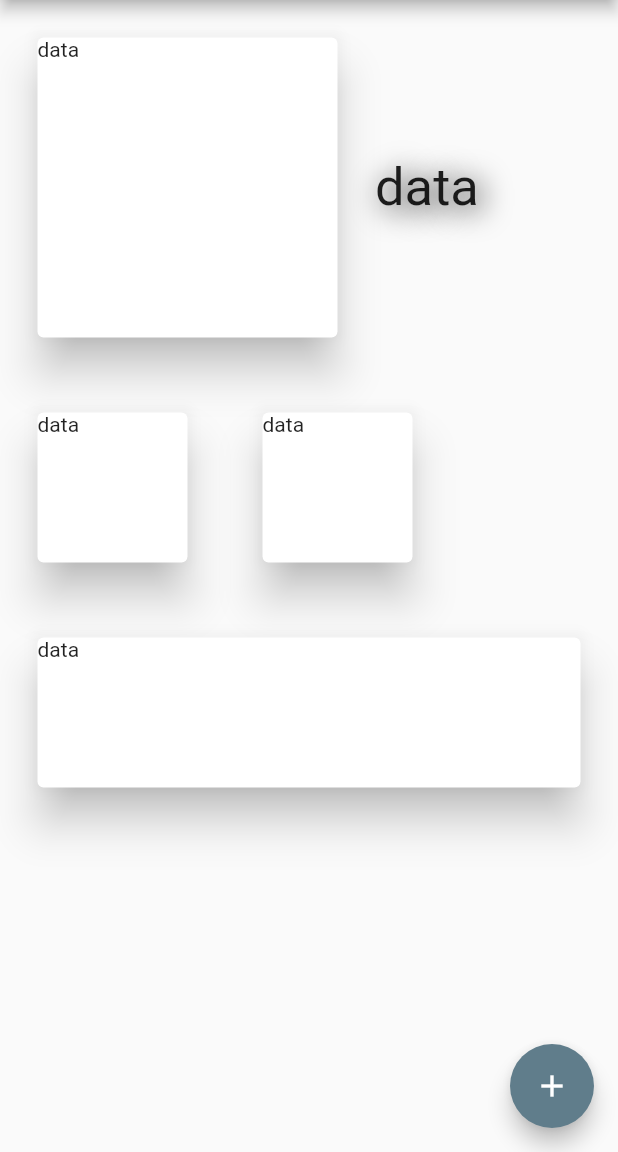
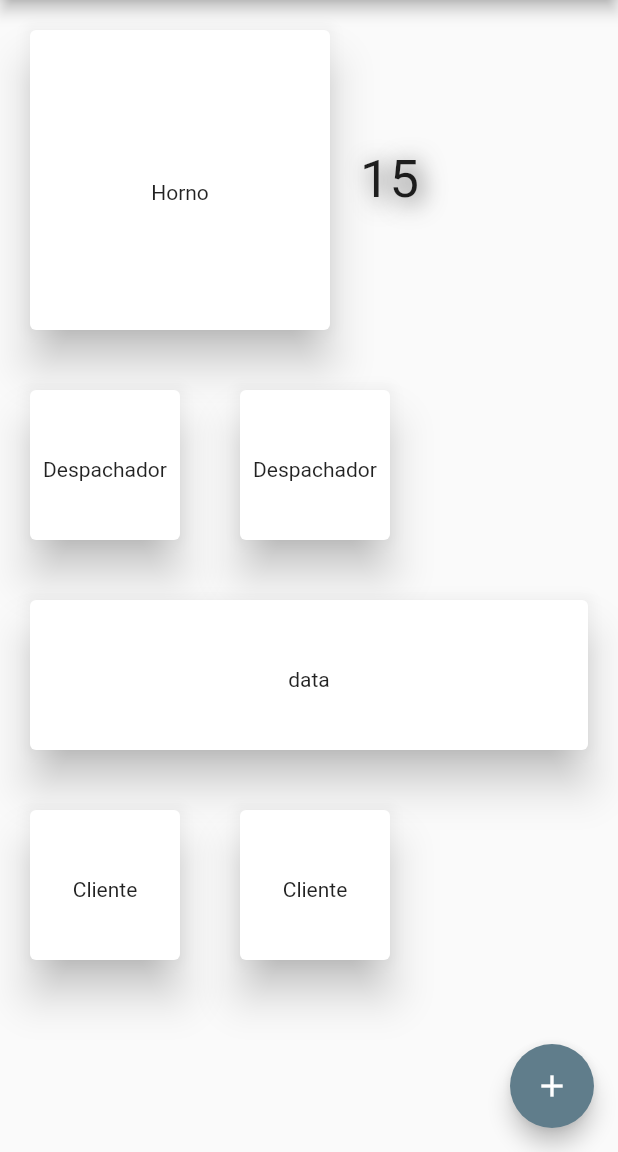
Before and after one commit to Manuel098/pastes, a Flutter app: the screen it shows after launch, on a phone screen of 412 x 824 dp, the part 84-1236 px from its top. Run offline on Flutter 3.47's test engine with Material 2 defaults, Android fonts, the light colour scheme and no system bars.

Commit message:
Structure commit

```diff
--- /dev/null
+++ b/lib/horno.dart
@@ -0,0 +1,19 @@
+class Horno{
+  int _pastes=15;
+  bool _valid = true;
+
+  set setPaste(int number) {
+    _pastes <= 0?makePastes():_pastes = number;
+  }
+  set setValid(bool value){
+    _valid = value;
+  }
+
+  int get getPaste => _pastes;
+  bool get getValid => _valid;
+
+
+  makePastes(){
+    _pastes = 14;
+  }
+}
--- a/lib/main.dart
+++ b/lib/main.dart
@@ -1,5 +1,7 @@
+import 'dart:async';
 import 'package:flutter/material.dart';
-import 'runProyect.dart';
+
+import 'horno.dart';
 
 void main() => runApp(MyApp());
 
@@ -28,6 +30,8 @@ class MyHomePage extends StatefulWidget {
 }
 
 class _MyHomePageState extends State<MyHomePage> {
+  final horno = Horno();
+
   @override
   Scaffold build(BuildContext context) {
     return Scaffold(
@@ -40,20 +44,22 @@ class _MyHomePageState extends State<MyHomePage> {
             children: <Widget>[
               Card(
                 elevation: 12,
-                margin: EdgeInsets.all(25),
+                margin: EdgeInsets.all(20),
                 child: Container(
+                  padding: new EdgeInsets.only(top: 100.0),
                   width: 200,
                   height: 200,
-                  child: Text('data'),
+                  child: Text('Horno',textAlign: TextAlign.center,),
                 )
               ),
-              Text('data',style: TextStyle(
+              Text(horno.getPaste.toString(), textAlign: TextAlign.center,
+                style: TextStyle(
                   fontSize: 35,
                   shadows:  <Shadow>[
                     Shadow(
                       offset: Offset(3.0, 3.0),
-                    blurRadius: 25,
-                    color: Color.fromARGB(255, 0, 0, 0),
+                      blurRadius: 20,
+                      color: Color.fromARGB(205, 0, 0, 0),
                     ),
                   ],
                 ),)
@@ -63,39 +69,77 @@ class _MyHomePageState extends State<MyHomePage> {
             children: <Widget>[
               Card(
                   elevation: 12,
-                  margin: EdgeInsets.all(25),
+                  margin: EdgeInsets.all(20),
                   child: Container(
+                    padding: new EdgeInsets.only(top: 45.0),
                     width: 100,
                     height: 100,
-                    child: Text('data'),
+                    child: Text('Despachador', textAlign: TextAlign.center),
                   )
                 ),
                 Card(
                   elevation: 12,
-                  margin: EdgeInsets.all(25),
+                  margin: EdgeInsets.all(20),
                   child: Container(
+                    padding: new EdgeInsets.only(top: 45.0),
                     width: 100,
                     height: 100,
-                    child: Text('data'),
+                    child: Text('Despachador', textAlign: TextAlign.center),
                   )
                 ),
             ],
           ),
           Card(
             elevation: 12,
-            margin: EdgeInsets.all(25),
+            margin: EdgeInsets.all(20),
             child: Container(
+              padding: new EdgeInsets.only(top: 45.0),
               width: 1000,
               height: 100,
-              child: Text('data'),
+              child: Text('data',textAlign: TextAlign.center),
             )
+          ),
+          Row(
+            children: <Widget>[
+              Card(
+                  elevation: 12,
+                  margin: EdgeInsets.all(20),
+                  child: Container(
+                    padding: new EdgeInsets.only(top: 45.0),
+                    width: 100,
+                    height: 100,
+                    child: Text('Cliente', textAlign: TextAlign.center),
+                  )
+                ),
+                Card(
+                  elevation: 12,
+                  margin: EdgeInsets.all(20),
+                  child: Container(
+                    padding: new EdgeInsets.only(top: 45.0),
+                    width: 100,
+                    height: 100,
+                    child: Text('Cliente', textAlign: TextAlign.center),
+                  )
+                ),
+            ],
           ),
 
         ],
       ),
       floatingActionButton: FloatingActionButton(
-        // onPressed: ,
-        tooltip: 'Increment',
+        onPressed: (){
+          if(horno.getPaste == 0 && horno.getValid){
+            horno.setValid = false;
+            print('valid');
+            Timer.periodic(Duration(seconds: 5), (timer) {
+              horno.setPaste = horno.getPaste - 1;
+              horno.setValid = true;
+            });
+          }else if( horno.getValid ){
+            horno.setPaste= horno.getPaste - 1;
+          }
+          setState(() {});
+        },
         child: Icon(Icons.add),
       ),
     );
```
Also changed, not shown: lib/runProyect.dart (deleted), 1 other file. Lines whose indentation alone changed are shown as unchanged.
